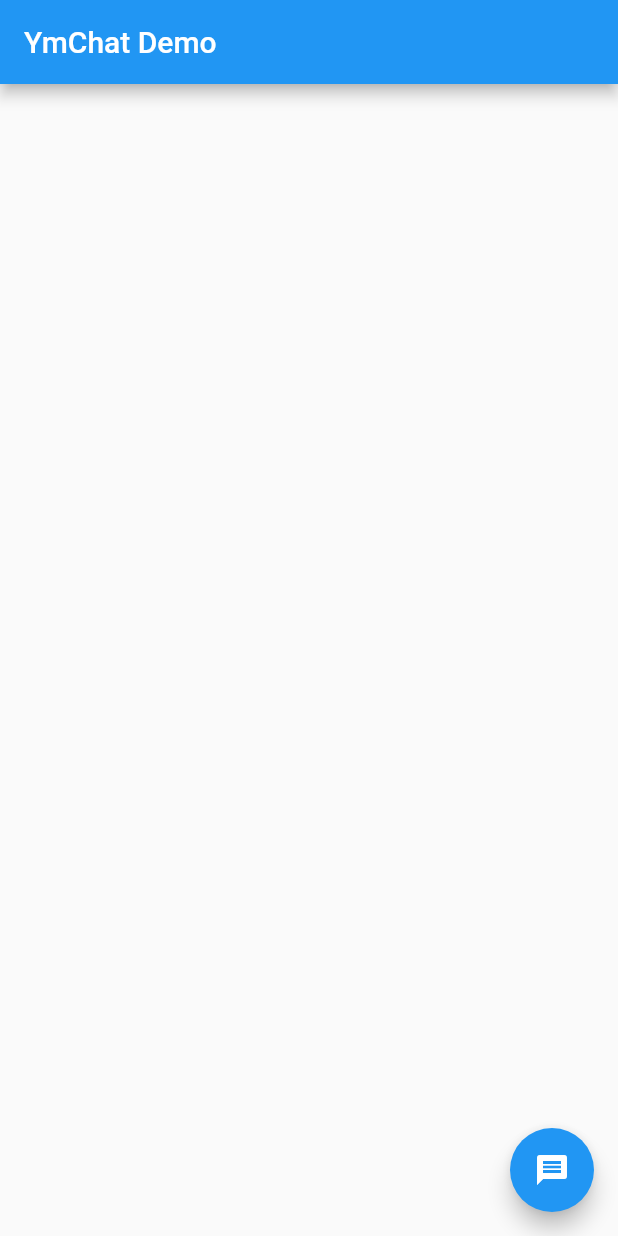
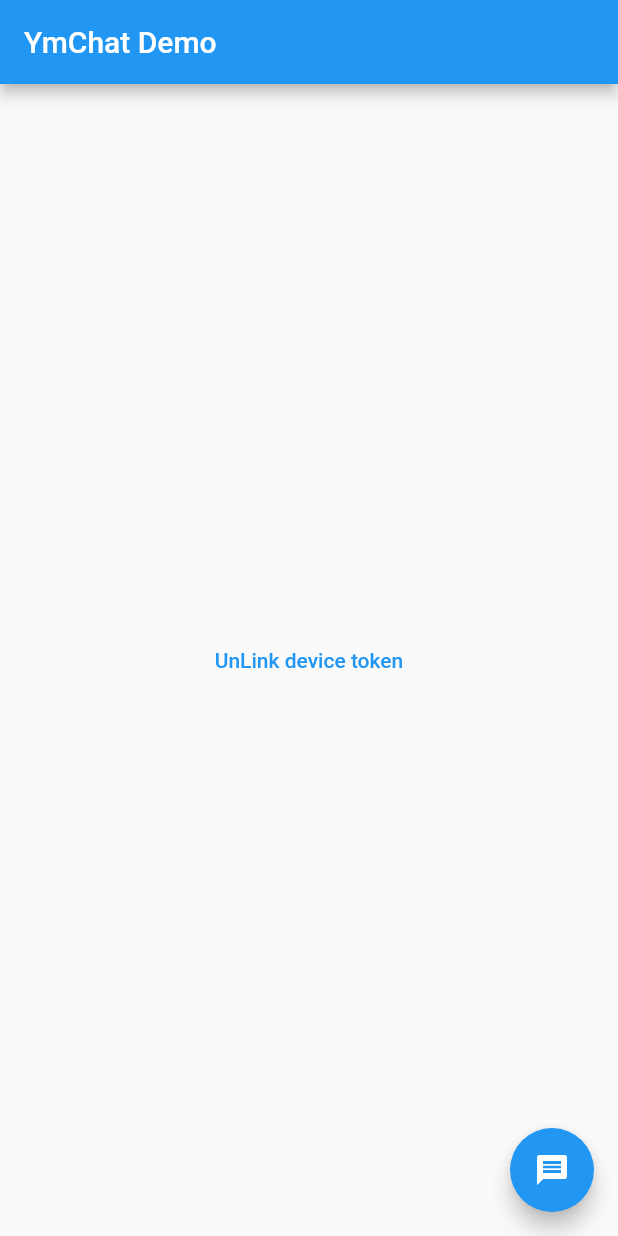
Before and after one commit to yellowmessenger/ymchat-flutter-demo, a Flutter app: the screen it shows after launch, on a phone screen of 412 x 824 dp. Run offline on Flutter 3.47's test engine with Material 2 defaults, Android fonts, the phone set to English and light mode, and no system bars; missing offline and left inert: ymchat_flutter.

Commit message:
Updated library ymchat_flutter

```diff
--- a/lib/main.dart
+++ b/lib/main.dart
@@ -16,10 +16,15 @@ class MyApp extends StatefulWidget {
 }
 
 class _MyAppState extends State<MyApp> {
+  String deviceToken = "";
+  String apiKey =
+      "a6aee4bc2885b10c2c1b02b96080263057438d2673a5512c6b64da2a3f818ee7";
+  String botId = "x1597301712805";
+
   @override
   void initState() {
     super.initState();
-    initilizeChatbot();
+    initializeChatbot();
   }
 
   @override
@@ -28,6 +33,19 @@ class _MyAppState extends State<MyApp> {
       home: Scaffold(
         appBar: AppBar(
           title: const Text('YmChat Demo'),
+        ),
+        body: Center(
+          child: TextButton(
+            onPressed: () {
+              // unlink device token
+              YmChat.unLinkDeviceToken(botId, apiKey, deviceToken, () {
+                log("Device token unlinked successfully");
+              }, (failureMessage) {
+                log(failureMessage);
+              });
+            },
+            child: const Text("UnLink device token"),
+          ),
         ),
         floatingActionButton: FloatingActionButton(
           onPressed: () {
@@ -39,9 +57,9 @@ class _MyAppState extends State<MyApp> {
     );
   }
 
-  void initilizeChatbot() {
+  void initializeChatbot() {
     // Initializing chatbot id to work with in the SDK
-    YmChat.setBotId("x1597301712805");
+    YmChat.setBotId(botId);
 
     // Adding payload to communicate with chatbot
     YmChat.setPayload({"integration": "Flutter"});
--- a/pubspec.yaml
+++ b/pubspec.yaml
@@ -34,7 +34,7 @@ dependencies:
   # The following adds the Cupertino Icons font to your application.
   # Use with the CupertinoIcons class for iOS style icons.
   cupertino_icons: ^1.0.2
-  ymchat_flutter: ^1.0.0
+  ymchat_flutter: ^1.1.0
 
 dev_dependencies:
   flutter_test:
```
